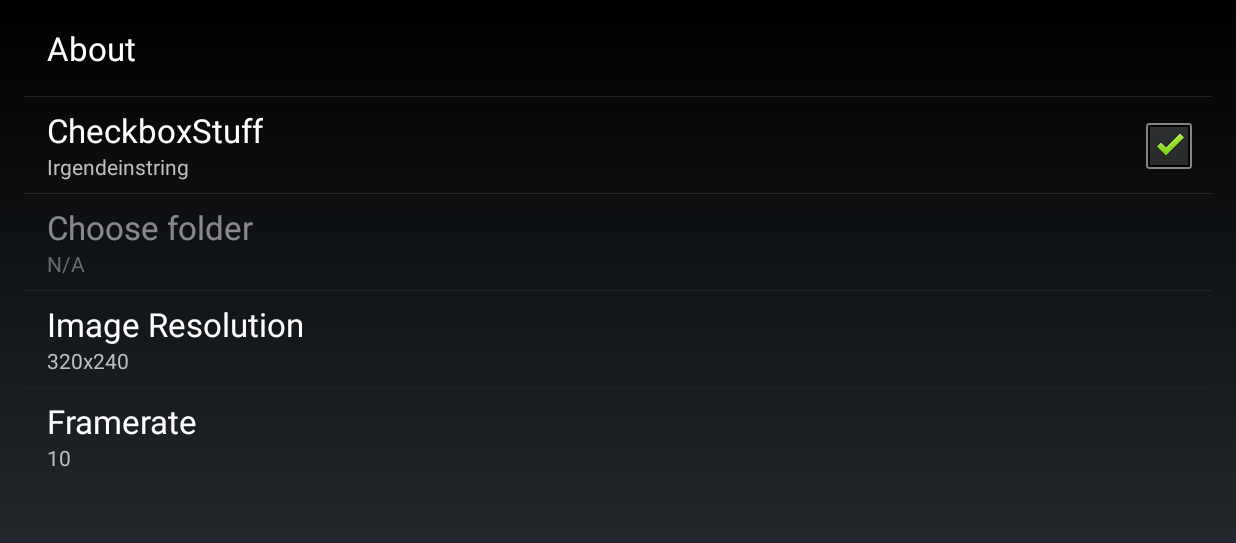
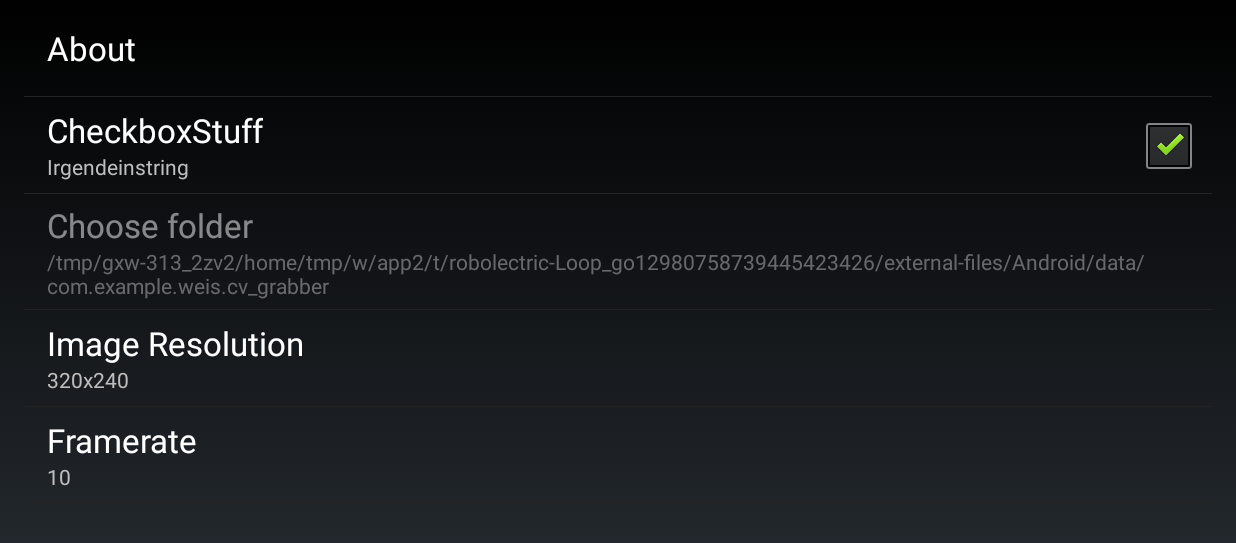
Before and after one commit to TobiasWeis/multisensorgrabber, an Android app: the screen it shows after launch (SettingsActivity), after a tap on an icon or button, on a phone screen of 824 x 412 dp (held sideways). Shown: the top 543 px of the screen. Run offline under Robolectric (Android 15) with nearby library versions, the light colour scheme and no system bars; 2 statements that could not run were skipped.

Commit message:
added some checks wrt storage dir

```diff
--- a/app/src/main/java/com/example/weis/cv_grabber/MainActivity.java
+++ b/app/src/main/java/com/example/weis/cv_grabber/MainActivity.java
@@ -200,8 +200,14 @@ public class MainActivity extends Activity {
 
         // FIXME: there is only really one directory on SD we can possibly write to,
         // so took this choice from the user...
+        // FIXME: what if there is no SD-card?
         SharedPreferences prefs = PreferenceManager.getDefaultSharedPreferences(this);
-        prefs.edit().putString("folderPicker", getExternalFilesDirs(null)[1].toString()).commit();
+        try {
+            prefs.edit().putString("folderPicker", getExternalFilesDirs(null)[1].toString()).commit();
+        }catch(Exception e){
+            Toast.makeText(this, "Unable to get external storage dir, defaulting to internal", Toast.LENGTH_LONG);
+            prefs.edit().putString("folderPicker", getExternalFilesDir(null).toString()).commit();
+        }
 
         final ImageButton settingsButton = (ImageButton) findViewById(R.id.button_settings);
         settingsButton.setOnClickListener(
@@ -238,6 +244,8 @@ public class MainActivity extends Activity {
                                 if (! _mediaStorageDir.exists()){
                                     if (! _mediaStorageDir.mkdirs()){
                                         Log.d("MyCameraApp", "failed to create directory");
+                                        Toast.makeText(MainActivity.this, "Could not cretae dir: " + _mediaStorageDir, Toast.LENGTH_LONG);
+                                        return;
                                     }
                                 }
 
@@ -253,6 +261,7 @@ public class MainActivity extends Activity {
                                 serializer.attribute(null, "ts", ""+_seq_timestamp);
                             }catch(FileNotFoundException e){
                                 Log.e("fileos", "Exception: file not found");
+                                Toast.makeText(MainActivity.this, "File not found: " + fileos.toString(), Toast.LENGTH_LONG);
                             }catch(IOException e){
                                 Log.e("serializer", "IOException: " + e);
                             }
@@ -275,7 +284,6 @@ public class MainActivity extends Activity {
                             } catch (IOException e) {
                                 e.printStackTrace();
                             }
-                            //captureButton.setBackgroundColor(Color.GREEN);
                             captureButton.setImageResource(R.mipmap.button_icon_rec);
                         }
                     }
```
